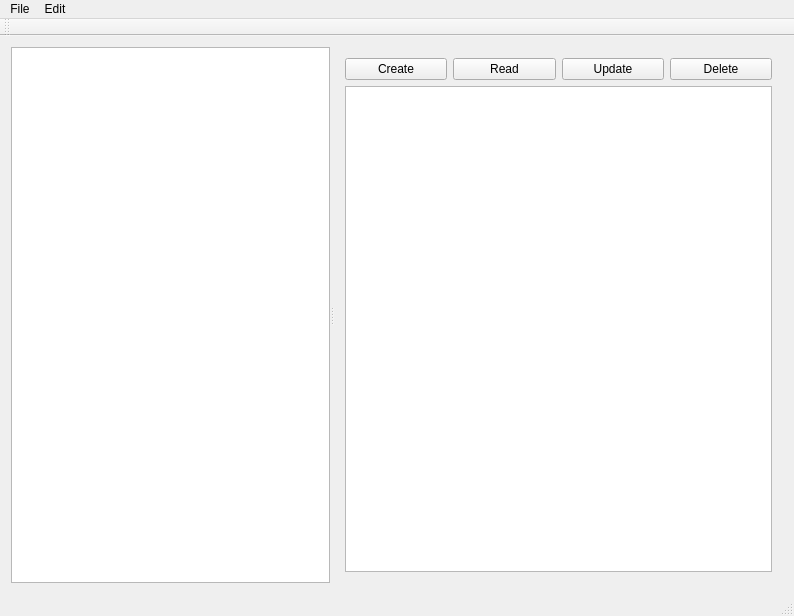
Before: the Qt Designer form CMainWindow.ui in andyf69/Queso, drawn with Qt 5.
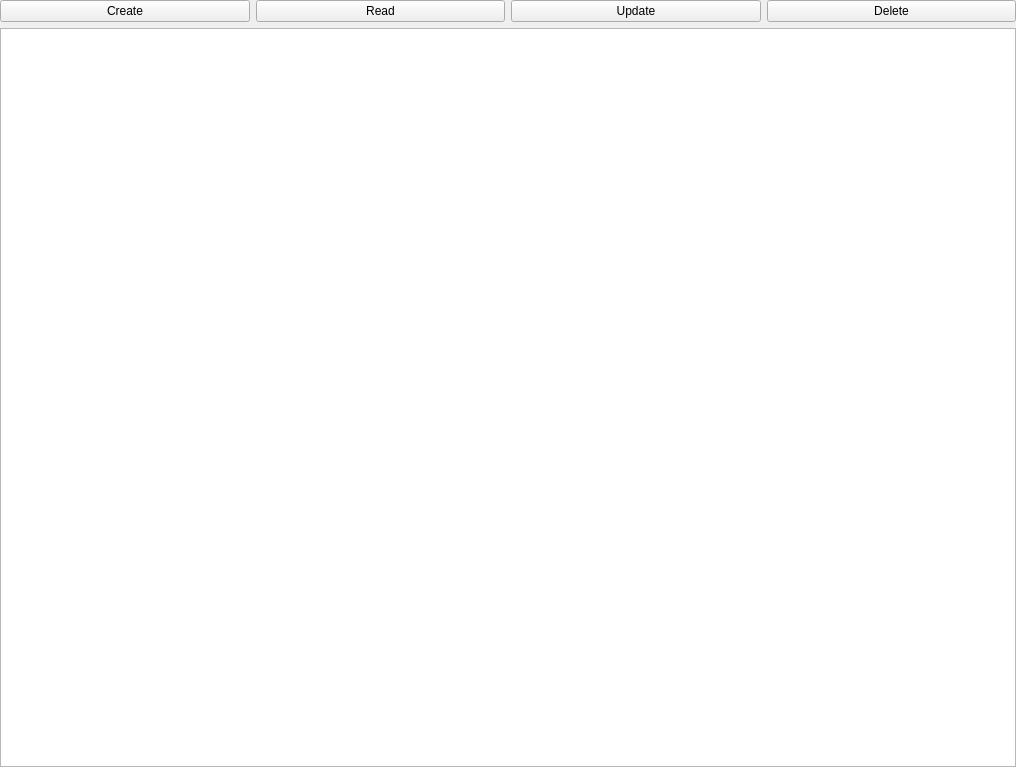
After: the same form once the commit is applied. Icons and pictures are not drawn.

Commit message: Create the menus in code instead of via the .ui file.

What changed in the file:
```diff
--- a/CMainWindow.ui
+++ b/CMainWindow.ui
@@ -6,8 +6,8 @@
    <rect>
     <x>0</x>
     <y>0</y>
-    <width>794</width>
-    <height>616</height>
+    <width>1016</width>
+    <height>767</height>
    </rect>
   </property>
   <property name="windowTitle">
@@ -19,15 +19,19 @@
   </property>
   <widget class="QWidget" name="centralWidget">
    <layout class="QGridLayout" name="gridLayout">
+    <property name="leftMargin">
+     <number>0</number>
+    </property>
+    <property name="topMargin">
+     <number>0</number>
+    </property>
+    <property name="rightMargin">
+     <number>0</number>
+    </property>
+    <property name="bottomMargin">
+     <number>0</number>
+    </property>
     <item row="0" column="0">
-     <widget class="QSplitter" name="m_pLeftSplitter">
-      <property name="orientation">
-       <enum>Qt::Horizontal</enum>
-      </property>
-      <widget class="QTreeView" name="m_pAccountsTreeView"/>
-      <widget class="QWidget" name="layoutWidget">
-       <layout class="QVBoxLayout" name="verticalLayout">
-        <item>
          <layout class="QHBoxLayout" name="horizontalLayout">
           <item>
            <widget class="QPushButton" name="m_pCreatePBtn">
@@ -59,7 +63,7 @@
           </item>
          </layout>
         </item>
-        <item>
+    <item row="1" column="0">
          <widget class="QTableView" name="m_pTableView">
           <attribute name="verticalHeaderVisible">
            <bool>false</bool>
@@ -68,66 +72,6 @@
         </item>
        </layout>
       </widget>
-     </widget>
-    </item>
-   </layout>
-  </widget>
-  <widget class="QMenuBar" name="m_pMenuBar">
-   <property name="geometry">
-    <rect>
-     <x>0</x>
-     <y>0</y>
-     <width>794</width>
-     <height>21</height>
-    </rect>
-   </property>
-   <widget class="QMenu" name="m_pMenuFile">
-    <property name="title">
-     <string>File</string>
-    </property>
-    <addaction name="m_pActionImportCSV"/>
-    <addaction name="m_pActionImportQIF"/>
-    <addaction name="separator"/>
-    <addaction name="m_pActionExit"/>
-   </widget>
-   <widget class="QMenu" name="m_pMenuEdit">
-    <property name="title">
-     <string>Edit</string>
-    </property>
-    <addaction name="m_pActionAccountList"/>
-   </widget>
-   <addaction name="m_pMenuFile"/>
-   <addaction name="m_pMenuEdit"/>
-  </widget>
-  <widget class="QToolBar" name="m_pMainToolBar">
-   <attribute name="toolBarArea">
-    <enum>TopToolBarArea</enum>
-   </attribute>
-   <attribute name="toolBarBreak">
-    <bool>false</bool>
-   </attribute>
-  </widget>
-  <widget class="QStatusBar" name="m_pStatusBar"/>
-  <action name="m_pActionImportCSV">
-   <property name="text">
-    <string>Import CSV...</string>
-   </property>
-  </action>
-  <action name="m_pActionExit">
-   <property name="text">
-    <string>Exit</string>
-   </property>
-  </action>
-  <action name="m_pActionImportQIF">
-   <property name="text">
-    <string>Import QIF...</string>
-   </property>
-  </action>
-  <action name="m_pActionAccountList">
-   <property name="text">
-    <string>Account List...</string>
-   </property>
-  </action>
  </widget>
  <layoutdefault spacing="6" margin="11"/>
  <resources>
```
Left out of the diff: 4 changed lines with no effect on the pictures. Lines whose indentation alone changed are shown as unchanged. The commit also changes 6 other files.
